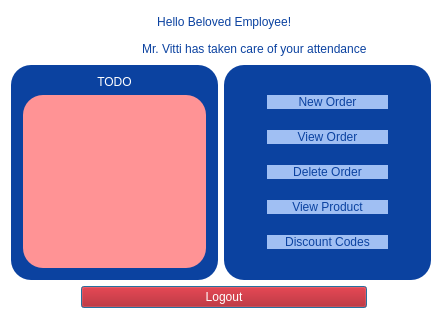
Before: the Qt Designer form Bhitti/employeedash.ui in BigyaDhungana/Bhitti_v2, drawn with Qt 5.
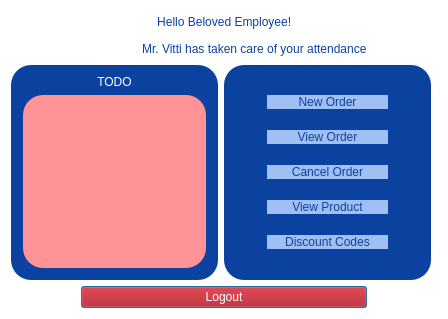
After: the same form once the commit is applied. Icons and pictures are not drawn.

The edit to the form file:
```diff
--- a/Bhitti/employeedash.ui
+++ b/Bhitti/employeedash.ui
@@ -229,7 +229,7 @@
 font: 600 19pt &quot;Segoe UI&quot;;</string>
           </property>
           <property name="text">
-           <string>Delete Order</string>
+           <string>Cancel Order</string>
           </property>
          </widget>
         </item>
```
Left out of the diff: 18 changed lines with no effect on the pictures.
